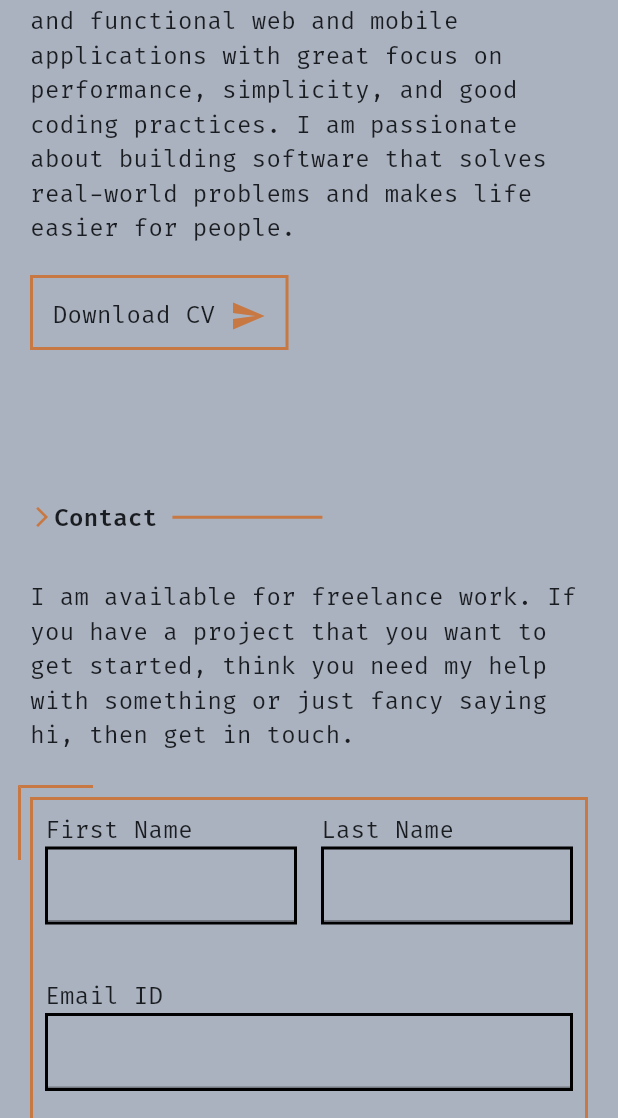
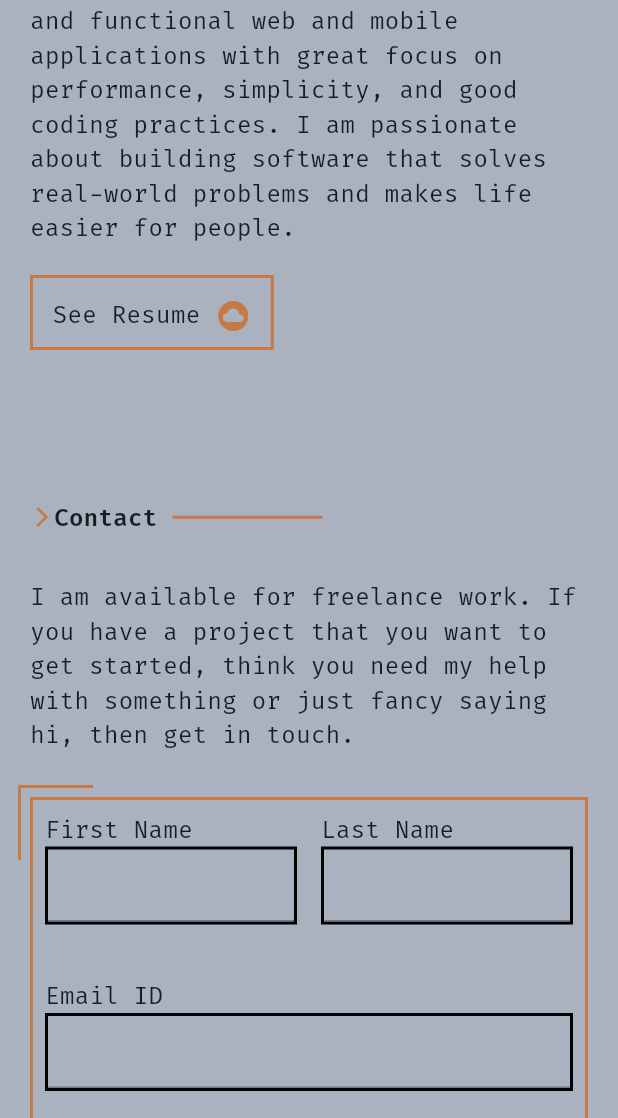
Before and after one commit to Teewhydot/sirteefy, a Flutter app: the screen it shows after launch, scrolled down 1728 dp, on a phone screen of 412 x 824 dp, the part 118-1236 px from its top. Run offline on Flutter 3.47's test engine with Material 3 defaults, Android fonts, the phone set to English and light mode, and no system bars; drawn by our look-alikes of oktoast; our stand-ins replace bloc, cached_network_image, cloud_firestore, dartz, firebase_core, flutter_bloc and 7 more; accounts and stored records are empty; network calls fail.

Commit message:
Removed download cv implementation

```diff
--- a/lib/main.dart
+++ b/lib/main.dart
@@ -7,7 +7,6 @@ import 'package:responsive_framework/responsive_framework.dart';
 import 'package:sirteefy/firebase_options.dart';
 import 'package:sirteefy/sirteefy/presentation/manager/contact/send_message_bloc.dart';
 import 'package:sirteefy/sirteefy/presentation/manager/current_project/current_project_bloc.dart';
-import 'package:sirteefy/sirteefy/presentation/manager/download_cv/download_cv_bloc.dart';
 import 'package:sirteefy/sirteefy/presentation/manager/projects/projects_bloc.dart';
 import 'package:sirteefy/sirteefy/presentation/manager/skills/skills_bloc.dart';
 import 'package:sirteefy/sirteefy/presentation/manager/social_media/get_sm_links_bloc.dart';
@@ -23,9 +22,6 @@ void main() async {
   );
   runApp(ProviderScope(
       child: MultiBlocProvider(providers: [
-    BlocProvider<DownloadCvBloc>(
-      create: (context) => DownloadCvBloc(),
-    ),
     BlocProvider<ProjectsBloc>(
       create: (context) => ProjectsBloc(),
     ),
--- a/lib/sirteefy/domain/repositories/project/projects_repo.dart
+++ b/lib/sirteefy/domain/repositories/project/projects_repo.dart
@@ -7,7 +7,6 @@ import 'package:dartz/dartz.dart';
 import '../../entities/project_entity.dart';
 
 abstract class ProjectsRepo {
-  Future<Either<Failure,Success>> downloadCV();
   Future<Either<Failure,AdviceModel>> getStupidQuote();
   Future<Either<Failure, List<ProjectEntity>>> getProjectsFromDataSource();
   Future<Either<Failure, String>> getCurrentProject();
--- a/lib/sirteefy/presentation/manager/download_cv/download_cv_bloc.dart
+++ /dev/null
@@ -1,21 +0,0 @@
-import 'package:bloc/bloc.dart';
-import 'package:meta/meta.dart';
-import 'package:sirteefy/sirteefy/domain/use_cases/download_cv_usecase.dart';
-
-import '../../../data/remote/data_sources/download_cv_datasource.dart';
-
-part 'download_cv_event.dart';
-part 'download_cv_state.dart';
-
-class DownloadCvBloc extends Bloc<DownloadCvEvent, DownloadCvState> {
-  DownloadCvBloc() : super(DownloadCvInitial()) {
-    on<DownloadCv>((event, emit) async{
-      // Simulate performing a download operation
-      for (int i = 0; i <= 100; i++) {
-        await Future.delayed(const Duration(milliseconds: 100));
-        emit(DownloadCvInProgress(percentage: i.toDouble()));
-      }
-      emit(DownloadCvSuccess());
-    });
-  }
-}
--- a/lib/sirteefy/presentation/manager/download_cv/download_cv_event.dart
+++ /dev/null
@@ -1,6 +0,0 @@
-part of 'download_cv_bloc.dart';
-
-@immutable
-sealed class DownloadCvEvent {}
-
-class DownloadCv extends DownloadCvEvent {}
--- a/lib/sirteefy/presentation/manager/download_cv/download_cv_state.dart
+++ /dev/null
@@ -1,20 +0,0 @@
-part of 'download_cv_bloc.dart';
-
-@immutable
-sealed class DownloadCvState {}
-
-final class DownloadCvInitial extends DownloadCvState {}
-
-final class DownloadCvInProgress extends DownloadCvState {
-  final double percentage;
-
-  DownloadCvInProgress({required this.percentage});
-}
-
-final class DownloadCvSuccess extends DownloadCvState {}
-
-final class DownloadCvFailure extends DownloadCvState {
-  final String failureMessage;
-
-  DownloadCvFailure({required this.failureMessage});
-}
--- a/lib/sirteefy/presentation/widgets/about_me.dart
+++ b/lib/sirteefy/presentation/widgets/about_me.dart
@@ -1,10 +1,9 @@
 import 'package:flutter/material.dart';
-import 'package:flutter_bloc/flutter_bloc.dart';
 import 'package:flutter_riverpod/flutter_riverpod.dart';
-import 'package:sirteefy/sirteefy/presentation/manager/download_cv/download_cv_bloc.dart';
 import 'package:sirteefy/sirteefy/presentation/widgets/my_skills.dart';
 import 'package:sirteefy/sirteefy/presentation/widgets/project_card.dart';
 import 'package:sirteefy/sirteefy/presentation/widgets/spacing.dart';
+import 'package:sirteefy/sirteefy/url_launcher.dart';
 import '../../../utils/color_palette/colors.dart';
 import '../../../utils/theme/sirteefy_themes.dart';
 
@@ -62,32 +61,13 @@ class AboutMe extends ConsumerWidget {
           ),
         ),
         verticalSpace(20),
-        BlocBuilder<DownloadCvBloc, DownloadCvState>(
-          builder: (context, state) {
-            String buttonText = 'Download CV';
-            IconData icon =  Icons.send;
-            if (state is DownloadCvInProgress) {
-              buttonText = 'Downloading...${state.percentage}%';
-              icon = Icons.cloud_download;
-            } else if (state is DownloadCvSuccess) {
-              buttonText = 'Downloaded';
-              icon = Icons.check_circle;
-            } else if (state is DownloadCvFailure) {
-              buttonText = 'Download failed';
-              icon = Icons.error;
-            } else if (state is DownloadCvInitial) {
-              buttonText = 'Download CV';
-            }
-            return  ProjectButton(
-              borderColor: accentColor,
-              icon: icon,
-              text: buttonText,
-              onTap: () {
-                context.read<DownloadCvBloc>().add(
-                      DownloadCv(),
-                    );
-              },
-            );
+        ProjectButton(
+          borderColor: accentColor,
+          icon: Icons.cloud_circle_rounded,
+          text: "See Resume",
+          onTap: () {
+            launchWebsiteUrl(
+                "https://www.w3.org/WAI/ER/tests/xhtml/testfiles/resources/pdf/dummy.pdf");
           },
         ),
       ],
--- a/lib/sirteefy/presentation/widgets/project_card.dart
+++ b/lib/sirteefy/presentation/widgets/project_card.dart
@@ -8,7 +8,6 @@ import 'package:sirteefy/sirteefy/presentation/widgets/my_skills.dart';
 import 'package:sirteefy/sirteefy/presentation/widgets/spacing.dart';
 import 'package:sirteefy/sirteefy/url_launcher.dart';
 import 'package:sirteefy/utils/color_palette/colors.dart';
-import '../../../generated/assets.dart';
 import '../../../utils/other/misc.dart';
 import '../../../utils/theme/theme_provider.dart';
 
--- a/pubspec.yaml
+++ b/pubspec.yaml
@@ -31,6 +31,7 @@ dependencies:
   dio: ^5.8.0+1
   cached_network_image: ^3.4.1
   flutter_carousel_widget: ^3.1.0
+  path_provider: ^2.1.5
 
 dev_dependencies:
   flutter_test:
```
Also changed, not shown: lib/sirteefy/data/remote/data_sources/download_cv_datasource.dart (deleted, +0 -36 lines), lib/sirteefy/data/repositories/projects_repo_impl.dart (+0 -9 lines), lib/sirteefy/domain/use_cases/download_cv_usecase.dart (+4 -3 lines), pubspec.lock.
